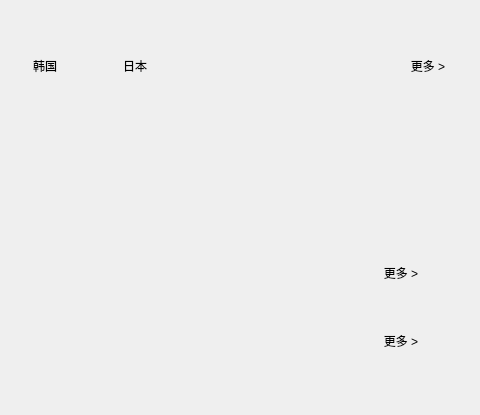
a-mo-xi-wei/Qt-KuGouAppClient, file KuGouClient/MusicRepository/MusicRepository.ui: the form before one commit; both pictures show x 311 to 791 and y 176 to 591 of the 791 by 591 pixel window.
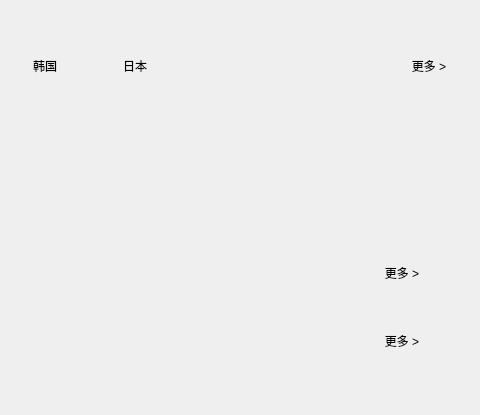
The form after the commit. Custom widgets are drawn as their Qt base class.

Commit message: 优化间距

Diff of the .ui file:
```diff
--- a/KuGouClient/MusicRepository/MusicRepository.ui
+++ b/KuGouClient/MusicRepository/MusicRepository.ui
@@ -24,7 +24,7 @@
   </property>
   <layout class="QVBoxLayout" name="verticalLayout_4">
    <property name="rightMargin">
-    <number>3</number>
+    <number>2</number>
    </property>
    <item>
     <widget class="MyScrollArea" name="scrollArea">
@@ -42,7 +42,7 @@
        <rect>
         <x>0</x>
         <y>0</y>
-        <width>779</width>
+        <width>780</width>
         <height>573</height>
        </rect>
       </property>
```
